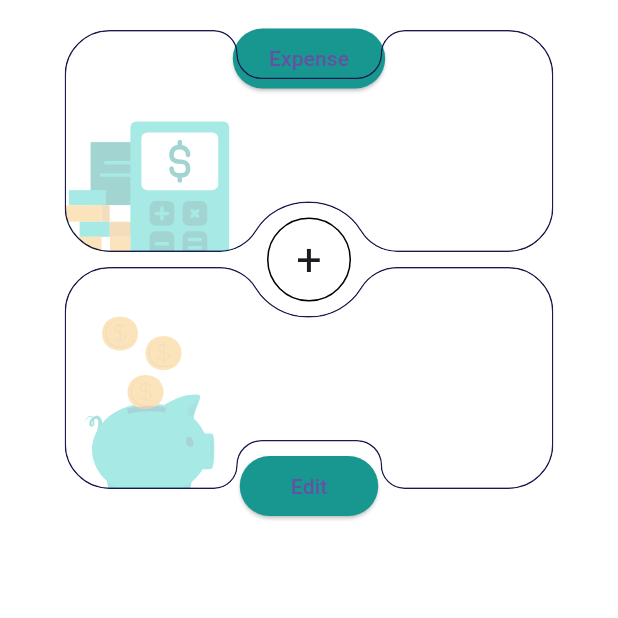
After one commit to phucst123/cs300-dugbet, a Flutter app: the TransactionPage screen opened directly, on a phone screen of 412 x 824 dp, the top half of it. The commit adds this screen. Run offline on Flutter 3.47's test engine with Material 3 defaults, Android fonts, the phone set to English and light mode, and no system bars; our stand-ins replace card_swiper, flutter_svg, get.

Commit message:
double_notch

```diff
--- a/src/lib/routes/app_routes.dart
+++ b/src/lib/routes/app_routes.dart
@@ -1,5 +1,6 @@
 import 'package:dugbet/routes/app_pages.dart';
 import 'package:dugbet/views/pages/home/home_page.dart';
+import 'package:dugbet/views/pages/home/transaction_page.dart';
 import 'package:dugbet/views/pages/splash_page.dart';
 import 'package:get/get.dart';
 
--- /dev/null
+++ b/src/lib/views/pages/home/transaction_page.dart
@@ -0,0 +1,68 @@
+import 'package:dugbet/consts/colors.dart';
+import 'package:flutter/material.dart';
+import 'package:flutter_svg/flutter_svg.dart';
+
+class TransactionPage extends StatelessWidget {
+  const TransactionPage({super.key});
+
+  @override
+  Widget build(BuildContext context) {
+    return Scaffold(
+      backgroundColor: Colors.white,
+      body: Padding(
+        padding: const EdgeInsets.only(top: 20),
+        child: Center(
+          child: Stack(
+            alignment: AlignmentDirectional.topCenter,
+            clipBehavior: Clip.none,
+            children: [
+              Positioned(
+                  top: -5,
+                  child: ElevatedButton(
+                    onPressed: () {},
+                    style: ElevatedButton.styleFrom(
+                        backgroundColor: ColorPalette.incomeText),
+                    child: const Text("Expense"),
+                  )),
+              Positioned(
+                  top: 125,
+                  child: Container(
+                      height: 56,
+                      width: 56,
+                      decoration: BoxDecoration(
+                          shape: BoxShape.circle,
+                          border: Border.all(color: ColorPalette.black)),
+                      child: const Center(
+                        child: Text(
+                          "+",
+                          style: TextStyle(fontSize: 30),
+                        ),
+                      ))),
+              Positioned(
+                  top: 280,
+                  child: ElevatedButton(
+                    onPressed: () {},
+                    style: ElevatedButton.styleFrom(
+                        backgroundColor: ColorPalette.incomeText,
+                    ),
+                    child: const Padding(
+                      padding: EdgeInsets.symmetric(horizontal: 10),
+                      child: Text("Edit"),
+                    ),
+                  )),
+              Column(
+                children: [
+                  SvgPicture.asset("assets/images/top_notch.svg",height: 148,),
+                  const SizedBox(
+                    height: 10,
+                  ),
+                  SvgPicture.asset("assets/images/bot_notch.svg",height: 148,)
+                ],
+              ),
+            ],
+          ),
+        ),
+      ),
+    );
+  }
+}
```
Also changed, not shown: src/assets/images/bot_notch.svg (added), src/assets/images/top_notch.svg (added).
